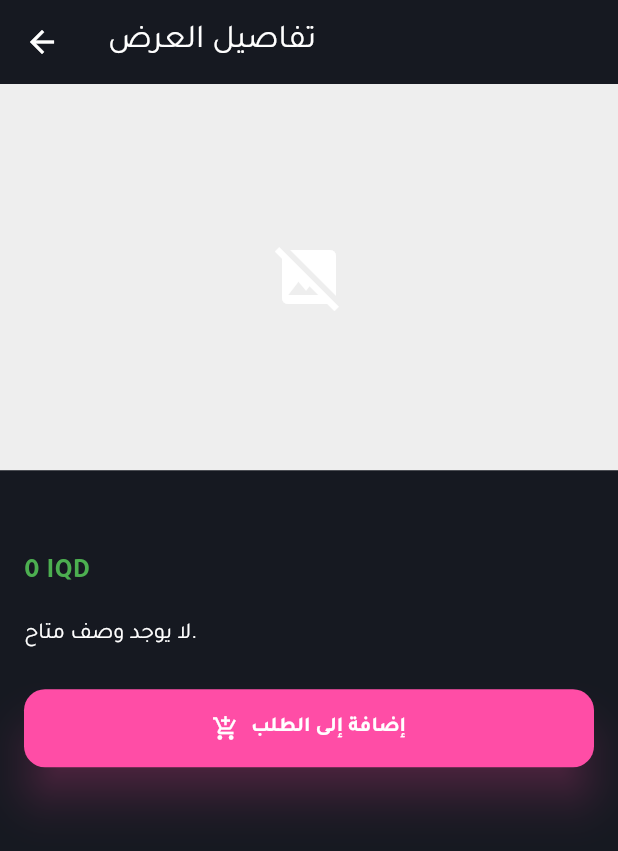
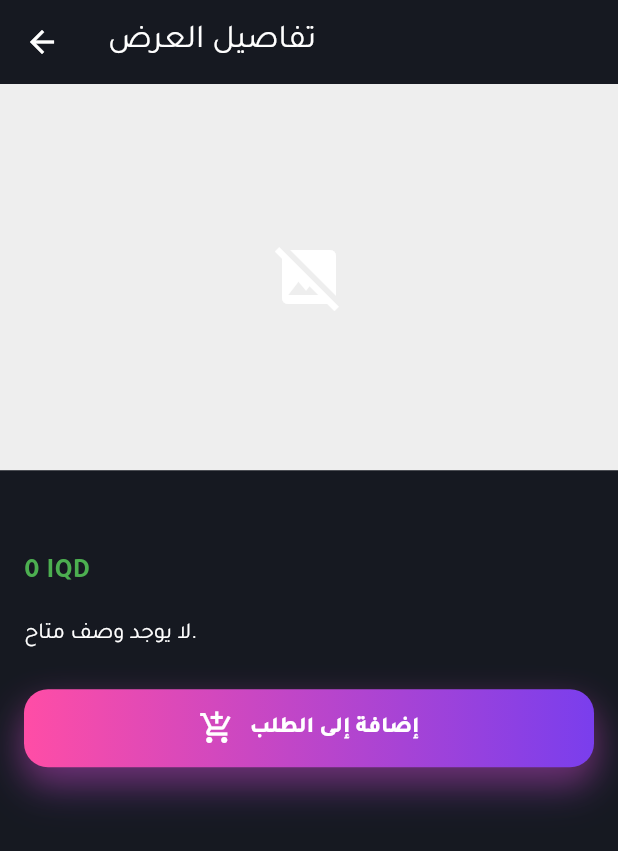
Before and after one commit to morti26/sawrly-mobile, a Flutter app: the OfferDetailsScreen screen opened directly with empty values, on a phone screen of 412 x 824 dp. Shown: the top 851 px of the screen. Run offline on Flutter 3.47's test engine with Material 3 defaults, Android fonts, the phone set to English and light mode, and no system bars; our stand-ins replace dio, flutter_secure_storage, image_picker, video_player; accounts and stored records are empty; network calls fail.

```diff
--- a/lib/features/home/home_screen.dart
+++ b/lib/features/home/home_screen.dart
@@ -154,6 +154,7 @@ class _HomeScreenState extends State<HomeScreen> {
                 description: offer.description,
                 price: offer.price,
                 imageUrl: img,
+                mediaItems: offer.mediaItems,
                 isPopular: true,
                 hasDiscount: offer.hasDiscount,
                 discountPercent: offer.discountPercent,
@@ -195,6 +196,7 @@ class _HomeScreenState extends State<HomeScreen> {
                 description: offer.description,
                 price: offer.price,
                 imageUrl: img,
+                mediaItems: offer.mediaItems,
                 hasDiscount: offer.hasDiscount,
                 discountPercent: offer.discountPercent,
                 originalPrice: offer.originalPrice,
@@ -253,6 +255,7 @@ class _HomeScreenState extends State<HomeScreen> {
                   description: offer.description,
                   price: offer.price,
                   imageUrl: img,
+                  mediaItems: offer.mediaItems,
                   isPopular: offer.isPopular,
                   hasDiscount: offer.hasDiscount,
                   discountPercent: offer.discountPercent,
--- a/lib/features/home/offer_details_screen.dart
+++ b/lib/features/home/offer_details_screen.dart
@@ -16,6 +16,10 @@ class OfferDetailsScreen extends StatefulWidget {
 }
 
 class _OfferDetailsScreenState extends State<OfferDetailsScreen> {
+  static const Color _bg = Color(0xFF161921);
+  static const Color _accentPink = Color(0xFFFF4DA6);
+  static const Color _accentPurple = Color(0xFF7A3EED);
+
   VideoPlayerController? _videoController;
   Future<void>? _videoInitFuture;
   late final List<OfferMediaItem> _mediaItems;
@@ -189,7 +193,7 @@ class _OfferDetailsScreenState extends State<OfferDetailsScreen> {
     return Scaffold(
       appBar: AppBar(
         title: const Text('تفاصيل العرض'),
-        backgroundColor: const Color(0xFF161921),
+        backgroundColor: _bg,
         elevation: 0,
         foregroundColor: Colors.white,
         systemOverlayStyle: const SystemUiOverlayStyle(
@@ -198,6 +202,7 @@ class _OfferDetailsScreenState extends State<OfferDetailsScreen> {
           statusBarBrightness: Brightness.dark,
         ),
       ),
+      backgroundColor: _bg,
       body: SingleChildScrollView(
         child: Column(
           crossAxisAlignment: CrossAxisAlignment.start,
@@ -219,15 +224,37 @@ class _OfferDetailsScreenState extends State<OfferDetailsScreen> {
                   mainAxisAlignment: MainAxisAlignment.center,
                   children: List.generate(
                     _mediaItems.length,
-                    (index) => Container(
-                      width: 8,
-                      height: 8,
+                    (index) => AnimatedContainer(
+                      duration: const Duration(milliseconds: 180),
+                      width: index == _activeIndex ? 18 : 7,
+                      height: 7,
                       margin: const EdgeInsets.symmetric(horizontal: 4),
                       decoration: BoxDecoration(
-                        shape: BoxShape.circle,
+                        borderRadius: BorderRadius.circular(999),
+                        gradient: index == _activeIndex
+                            ? const LinearGradient(
+                                begin: Alignment.centerLeft,
+                                end: Alignment.centerRight,
+                                colors: [_accentPink, _accentPurple],
+                              )
+                            : null,
                         color: index == _activeIndex
-                            ? Colors.black
-                            : Colors.black26,
+                            ? null
+                            : Colors.white.withValues(alpha: 0.18),
+                        boxShadow: index == _activeIndex
+                            ? [
+                                BoxShadow(
+                                  color: _accentPink.withValues(alpha: 0.28),
+                                  blurRadius: 14,
+                                  offset: const Offset(0, 8),
+                                ),
+                                BoxShadow(
+                                  color: _accentPurple.withValues(alpha: 0.22),
+                                  blurRadius: 18,
+                                  offset: const Offset(0, 10),
+                                ),
+                              ]
+                            : null,
                       ),
                     ),
                   ),
@@ -262,8 +289,33 @@ class _OfferDetailsScreenState extends State<OfferDetailsScreen> {
                   const SizedBox(height: 24),
                   SizedBox(
                     width: double.infinity,
-                    child: ElevatedButton.icon(
-                      onPressed: () {
+                    child: Container(
+                      height: 52,
+                      decoration: BoxDecoration(
+                        borderRadius: BorderRadius.circular(16),
+                        gradient: const LinearGradient(
+                          begin: Alignment.centerLeft,
+                          end: Alignment.centerRight,
+                          colors: [_accentPink, _accentPurple],
+                        ),
+                        boxShadow: [
+                          BoxShadow(
+                            color: _accentPink.withValues(alpha: 0.35),
+                            blurRadius: 18,
+                            offset: const Offset(0, 10),
+                          ),
+                          BoxShadow(
+                            color: _accentPurple.withValues(alpha: 0.25),
+                            blurRadius: 24,
+                            offset: const Offset(0, 14),
+                          ),
+                        ],
+                      ),
+                      child: Material(
+                        color: Colors.transparent,
+                        child: InkWell(
+                          borderRadius: BorderRadius.circular(16),
+                          onTap: () {
                             if (isInCart) {
                               cart.remove(widget.offer.id);
                             } else {
@@ -279,24 +331,26 @@ class _OfferDetailsScreenState extends State<OfferDetailsScreen> {
                               (route) => false,
                             );
                           },
-                      icon: Icon(
+                          child: Row(
+                            mainAxisAlignment: MainAxisAlignment.center,
+                            children: [
+                              Icon(
                                 isInCart
                                     ? Icons.remove_shopping_cart
                                     : Icons.add_shopping_cart,
+                                color: Colors.white,
                               ),
-                      label: Text(
+                              const SizedBox(width: 10),
+                              Text(
                                 isInCart ? 'إزالة من الطلب' : 'إضافة إلى الطلب',
-                        style: const TextStyle(fontWeight: FontWeight.w700),
+                                style: const TextStyle(
+                                  color: Colors.white,
+                                  fontWeight: FontWeight.w800,
+                                  fontSize: 15,
                                 ),
-                      style: ElevatedButton.styleFrom(
-                        minimumSize: const Size.fromHeight(52),
-                        backgroundColor: const Color(0xFFFF4DA6),
-                        foregroundColor: Colors.white,
-                        elevation: 12,
-                        shadowColor:
-                            const Color(0xFFFF4DA6).withValues(alpha: 0.55),
-                        shape: RoundedRectangleBorder(
-                          borderRadius: BorderRadius.circular(14),
+                              ),
+                            ],
+                          ),
                         ),
                       ),
                     ),
--- a/lib/features/home/widgets/offer_section_view.dart
+++ b/lib/features/home/widgets/offer_section_view.dart
@@ -54,10 +54,11 @@ class OfferSectionView extends StatelessWidget {
         // List
         SizedBox(
           height: sectionHeight,
-          child: ListView.builder(
-            padding: const EdgeInsets.only(left: 16, bottom: 8),
+          child: ListView.separated(
+            padding: const EdgeInsetsDirectional.fromSTEB(16, 6, 16, 8),
             scrollDirection: Axis.horizontal,
             itemCount: offers.length,
+            separatorBuilder: (_, __) => const SizedBox(width: 12),
             itemBuilder: (context, index) {
               return OfferCard(
                 offer: offers[index],
@@ -69,6 +70,7 @@ class OfferSectionView extends StatelessWidget {
             },
           ),
         ),
+        const SizedBox(height: 14),
       ],
     );
   }
```
Also changed, not shown: lib/features/home/widgets/home_header.dart (+15 -2 lines), lib/features/home/widgets/offer_card.dart (+7 -6 lines). Lines whose indentation alone changed are shown as unchanged.
